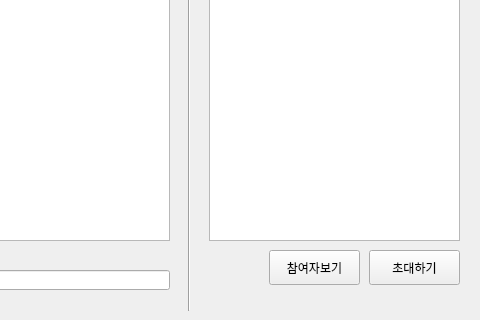
ElisaBluebell/ChanAndGame, file main_temp.ui: the form before one commit; both pictures show x 400 to 880 and y 139 to 459 of the 880 by 459 pixel window.
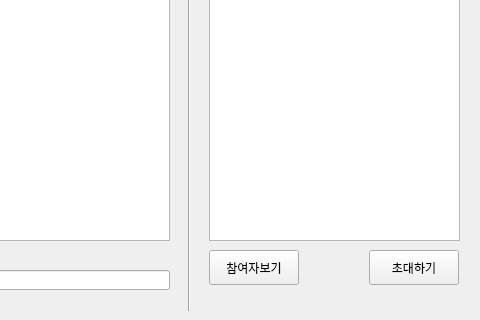
The form after the commit. The open tabs and pages were chosen to show the change.

The edit to the form file:
```diff
--- a/main_temp.ui
+++ b/main_temp.ui
@@ -340,7 +340,7 @@
       <rect>
        <x>770</x>
        <y>390</y>
-       <width>91</width>
+       <width>90</width>
        <height>35</height>
       </rect>
      </property>
@@ -351,9 +351,9 @@
     <widget class="QPushButton" name="member">
      <property name="geometry">
       <rect>
-       <x>670</x>
+       <x>610</x>
        <y>390</y>
-       <width>91</width>
+       <width>90</width>
        <height>35</height>
       </rect>
      </property>
```
